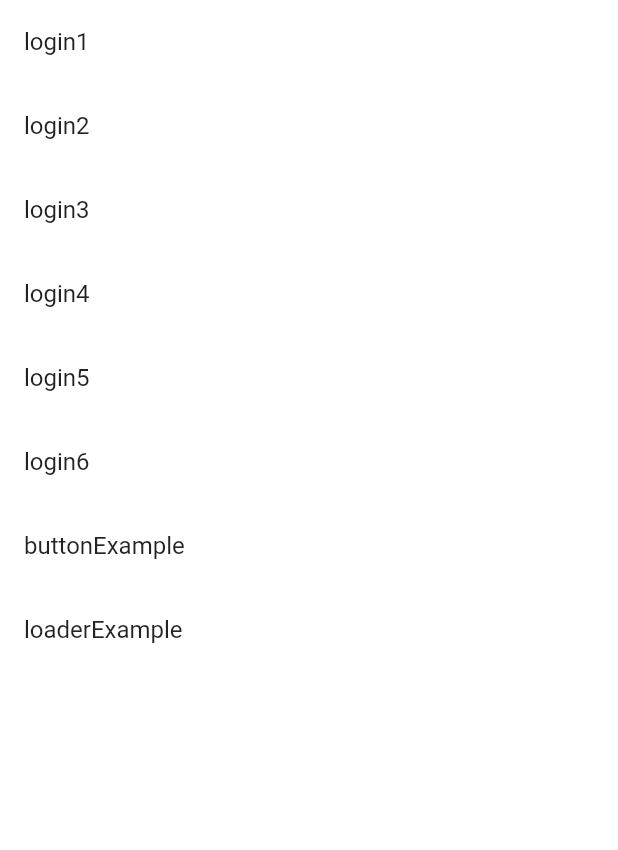
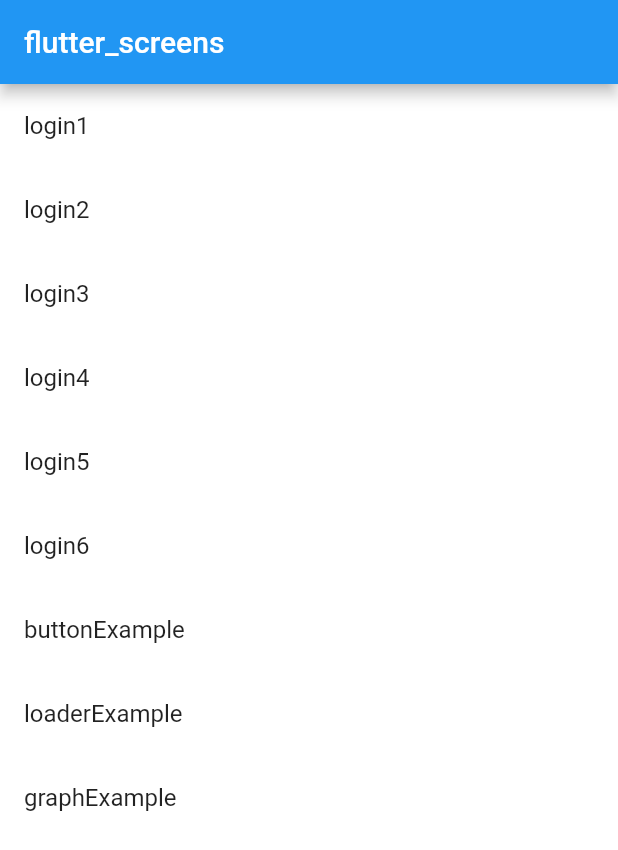
Before and after one commit to samarthagarwal/FlutterScreens, a Flutter app: the screen it shows after launch, on a phone screen of 412 x 824 dp. Shown: the top 850 px of the screen. Run offline on Flutter 3.47's test engine with Material 2 defaults, Android fonts, the phone set to English and light mode, and no system bars.

Commit message:
added-graph

```diff
--- a/lib/main.dart
+++ b/lib/main.dart
@@ -4,6 +4,7 @@ import 'package:flutter_login_screens/login_screen_3.dart';
 import 'package:flutter_login_screens/login_screen_4.dart';
 
 import 'Examples/buttons.dart';
+import 'experiments/graph.dart';
 import 'loaders/load_view.dart';
 import 'login_screen_1.dart';
 import 'login_screen_5.dart';
@@ -43,6 +44,9 @@ Map<String, WidgetBuilder> _routes = <String, WidgetBuilder>{
       ),
   "/buttonExample": (context) => ButtonExample(),
   "/loaderExample": (context) => LoaderWidgetPreview(),
+  "/graphExample": (context) => Scaffold(
+      appBar: AppBar(title: Text("Graph Example")),
+      body: Center(child: Graph())),
 };
 
 class MyHomePage extends StatefulWidget {
@@ -54,6 +58,9 @@ class _MyHomePageState extends State<MyHomePage> {
   @override
   Widget build(BuildContext context) {
     return Scaffold(
+      appBar: AppBar(
+        title: Text("flutter_screens"),
+      ),
       backgroundColor: Colors.white,
       body: Column(
         children: [
```
